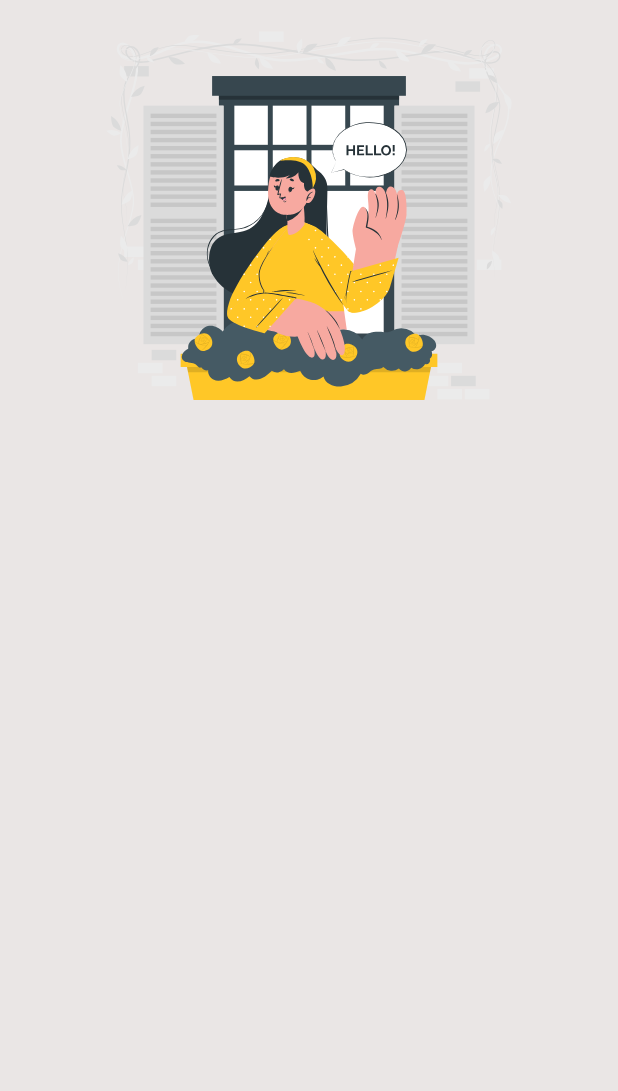
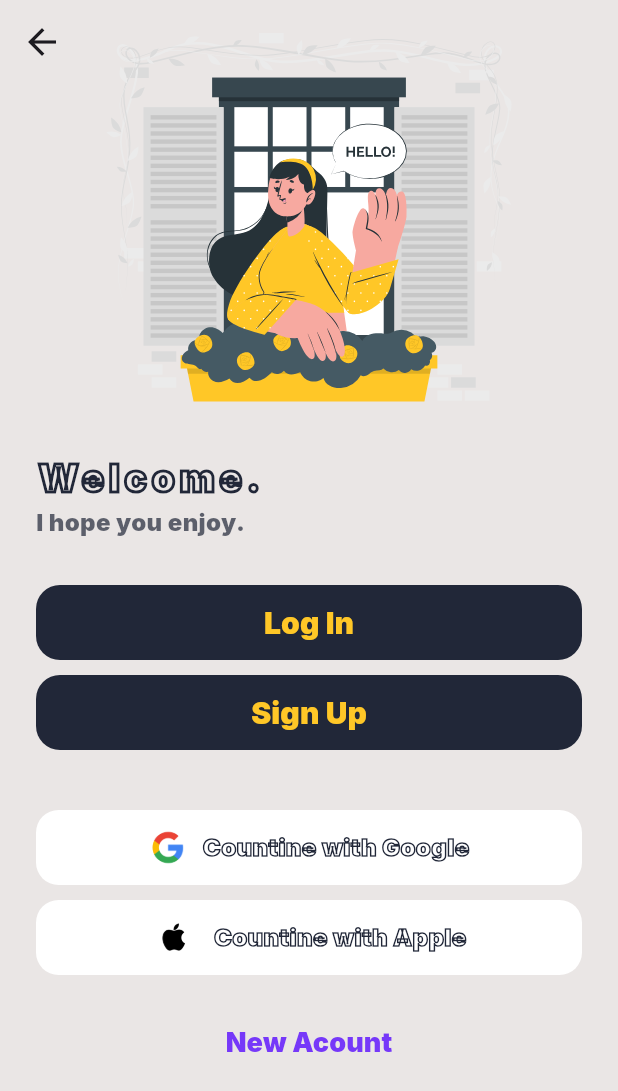
Before and after one commit to mohamedredaelsheikh/Atlia_art_app, a Flutter app: the WelcomeView screen opened by its route, on a phone screen of 412 x 824 dp. Shown: the top 1091 px of the screen. Run offline on Flutter 3.47's test engine with Material 3 defaults, Android fonts, the phone set to English and light mode, and no system bars; our stand-ins replace flutter_svg, go_router, google_fonts.

Commit message:
Welcome View Body Done.

```diff
--- a/lib/core/utils/constants.dart
+++ b/lib/core/utils/constants.dart
@@ -1,7 +1,12 @@
 import 'package:flutter/material.dart';
 
 const kPrimaryColor = Color(0xff212738);
-const kSacandaryColor = Color(0xffE8C12C);
-const kThairdColor = Color(0xffEAE6E5);
+const kSacandaryColor = Color(0xffFFC727); //E8C12C
+const kThairdColor = Color(0xffEAE6E5); //  D9D9D9
 
 const kWelcomeView = '/welcomeview';
+
+const kMyImage = "assets/images/my_image.jpg";
+
+const kGoogleLogo = "assets/images/google_icon.png";
+const kAppleLogo = "assets/images/Apple-Iphone-Logo.png";
--- a/lib/core/utils/styles.dart
+++ b/lib/core/utils/styles.dart
@@ -5,12 +5,12 @@ abstract class Styles {
     fontSize: 25,
     fontWeight: FontWeight.w600,
   );
-  static const textStyle40 = TextStyle(
-    fontSize: 40,
+  static const textStyle16 = TextStyle(
+    fontSize: 16,
     fontWeight: FontWeight.w600,
   );
-  static const textStyle90 = TextStyle(
-    fontSize: 90,
+  static const textStyle30 = TextStyle(
+    fontSize: 30,
     fontWeight: FontWeight.w600,
   );
 }
--- /dev/null
+++ b/lib/core/widgets/custom_app_bar.dart
@@ -0,0 +1,33 @@
+import 'package:atlia_art/core/utils/styles.dart';
+import 'package:flutter/material.dart';
+
+class CustomAppBar extends StatelessWidget {
+  const CustomAppBar({super.key, required this.title, required this.image});
+  final String? title, image;
+
+  @override
+  Widget build(BuildContext context) {
+    return Padding(
+      padding: const EdgeInsets.symmetric(horizontal: 16, vertical: 16),
+      child: Row(
+        mainAxisAlignment: MainAxisAlignment.spaceBetween,
+        children: [
+          const Icon(
+            Icons.arrow_back,
+            size: 28,
+          ),
+          Text(
+            title!,
+            style: Styles.textStyle25,
+          ),
+          ClipRRect(
+            borderRadius: BorderRadius.circular(25),
+            child: CircleAvatar(
+              child: Image.asset(image!),
+            ),
+          )
+        ],
+      ),
+    );
+  }
+}
--- a/lib/features/splash/presentation/widgets/custom_button.dart
+++ b/lib/core/widgets/custom_button.dart
@@ -10,10 +10,10 @@ class CustomButton extends StatelessWidget {
     required this.text,
     this.fontsize,
     this.onPressed,
-    required this.width,
+    this.width,
     required this.height,
   });
-  final double width;
+  final double? width;
   final double height;
   final Color backgroundcolor;
   final Color textcolor;
--- a/lib/features/Auth/presentation/views/welcome_view.dart
+++ b/lib/features/Auth/presentation/views/welcome_view.dart
@@ -1,14 +1,29 @@
 import 'package:atlia_art/features/Auth/presentation/widgets/welcome_view_body.dart';
 import 'package:flutter/material.dart';
+import 'package:go_router/go_router.dart';
 
 class WelcomeView extends StatelessWidget {
   const WelcomeView({super.key});
 
   @override
   Widget build(BuildContext context) {
-    return const Scaffold(
-      body: SafeArea(
-        child: WelcomeViewBody(),
+    return Scaffold(
+      appBar: AppBar(
+        backgroundColor: Colors.transparent,
+        elevation: 0,
+        leading: IconButton(
+          onPressed: () {
+            GoRouter.of(context).pop();
+          },
+          icon: const Icon(
+            Icons.arrow_back,
+            size: 28,
+          ),
+        ),
+      ),
+      body: Transform.translate(
+        offset: const Offset(0, -55),
+        child: const WelcomeViewBody(),
       ),
     );
   }
--- /dev/null
+++ b/lib/features/Auth/presentation/widgets/continue_with_account.dart
@@ -0,0 +1,47 @@
+import 'package:atlia_art/core/utils/constants.dart';
+import 'package:flutter/material.dart';
+
+class ContinueWithAcount extends StatelessWidget {
+  const ContinueWithAcount(
+      {super.key, required this.text, required this.image, this.ontap});
+  final String text, image;
+  final void Function()? ontap;
+  @override
+  Widget build(BuildContext context) {
+    return GestureDetector(
+      onTap: ontap,
+      child: Container(
+        height: 50,
+        padding: const EdgeInsets.symmetric(horizontal: 16),
+        decoration: BoxDecoration(
+          color: Colors.white,
+          borderRadius: BorderRadius.circular(15.0),
+        ),
+        child: Row(
+          mainAxisAlignment: MainAxisAlignment.center,
+          children: [
+            Image.asset(
+              image,
+              height: 26,
+            ),
+            const SizedBox(
+              width: 10,
+            ),
+            Text(
+              text,
+              style: TextStyle(
+                fontSize: 16,
+                // color: kPrimaryColor,
+                fontWeight: FontWeight.w900,
+                foreground: Paint()
+                  ..style = PaintingStyle.stroke
+                  ..strokeWidth = 1
+                  ..color = kPrimaryColor,
+              ),
+            ),
+          ],
+        ),
+      ),
+    );
+  }
+}
--- a/lib/features/Auth/presentation/widgets/welcome_view_body.dart
+++ b/lib/features/Auth/presentation/widgets/welcome_view_body.dart
@@ -1,3 +1,7 @@
+import 'package:atlia_art/core/utils/constants.dart';
+import 'package:atlia_art/core/utils/styles.dart';
+import 'package:atlia_art/core/widgets/custom_button.dart';
+import 'package:atlia_art/features/Auth/presentation/widgets/continue_with_account.dart';
 import 'package:flutter/material.dart';
 import 'package:flutter_svg/flutter_svg.dart';
 
@@ -6,15 +10,92 @@ class WelcomeViewBody extends StatelessWidget {
 
   @override
   Widget build(BuildContext context) {
-    return Column(
+    return SingleChildScrollView(
+      child: Padding(
+        padding: const EdgeInsets.symmetric(horizontal: 24),
+        child: Column(
           crossAxisAlignment: CrossAxisAlignment.stretch,
           children: [
             SizedBox(
               height: 300,
               width: 300,
               child: SvgPicture.asset("assets/images/Hello-cuate.svg"),
-        )
+            ),
+            Text(
+              "Welcome.",
+              style: Styles.textStyle25.copyWith(
+                letterSpacing: 3,
+                foreground: Paint()
+                  ..style = PaintingStyle.stroke
+                  ..strokeWidth = 2
+                  ..color = kPrimaryColor,
+                fontWeight: FontWeight.w900,
+              ),
+            ),
+            Opacity(
+              opacity: .7,
+              child: Text(
+                "I hope you enjoy.",
+                style: Styles.textStyle16.copyWith(
+                  color: kPrimaryColor,
+                  fontWeight: FontWeight.w900,
+                ),
+              ),
+            ),
+            const SizedBox(
+              height: 30,
+            ),
+            CustomButton(
+              onPressed: () {},
+              backgroundcolor: kPrimaryColor,
+              textcolor: kSacandaryColor,
+              borderRadius: BorderRadius.circular(16),
+              text: "Log In",
+              fontsize: 20,
+              height: 50,
+            ),
+            const SizedBox(
+              height: 10,
+            ),
+            CustomButton(
+              onPressed: () {},
+              backgroundcolor: kPrimaryColor,
+              textcolor: kSacandaryColor,
+              borderRadius: BorderRadius.circular(16),
+              text: "Sign Up",
+              fontsize: 20,
+              height: 50,
+            ),
+            const SizedBox(
+              height: 40,
+            ),
+            ContinueWithAcount(
+              ontap: () {},
+              image: kGoogleLogo,
+              text: "Countine with Google",
+            ),
+            const SizedBox(
+              height: 10,
+            ),
+            ContinueWithAcount(
+              ontap: () {},
+              image: kAppleLogo,
+              text: "Countine with Apple",
+            ),
+            const SizedBox(
+              height: 20,
+            ),
+            CustomButton(
+              onPressed: () {},
+              backgroundcolor: kThairdColor,
+              textcolor: const Color(0xff7638F9),
+              text: "New Acount",
+              fontsize: 18,
+              height: 50,
+            ),
           ],
+        ),
+      ),
     );
   }
 }
--- a/lib/features/splash/presentation/widgets/splash_view_body.dart
+++ b/lib/features/splash/presentation/widgets/splash_view_body.dart
@@ -1,5 +1,5 @@
 import 'package:atlia_art/core/utils/constants.dart';
-import 'package:atlia_art/features/splash/presentation/widgets/custom_button.dart';
+import 'package:atlia_art/core/widgets/custom_button.dart';
 import 'package:flutter/material.dart';
 import 'package:go_router/go_router.dart';
 
```
Also changed, not shown: assets/images/Apple-Iphone-Logo.png (added), assets/images/google_icon.png (added), assets/images/my_image.jpg (added). Lines whose indentation alone changed are shown as unchanged.
